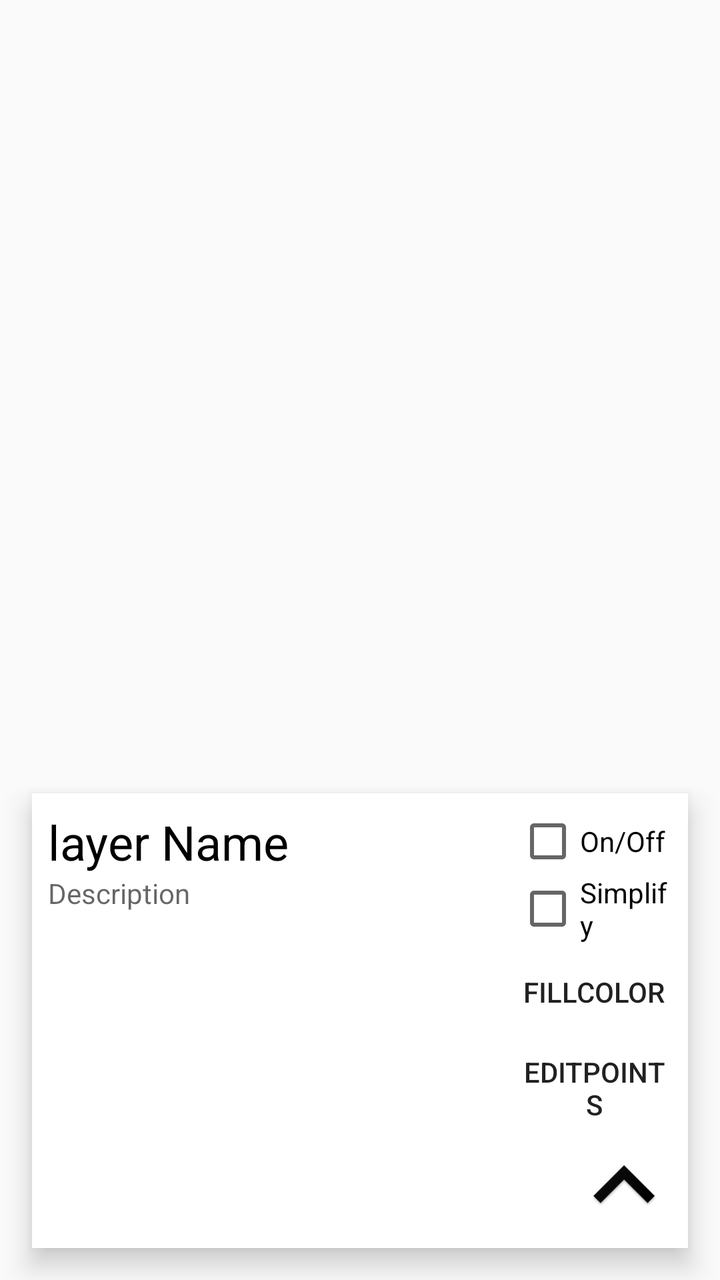
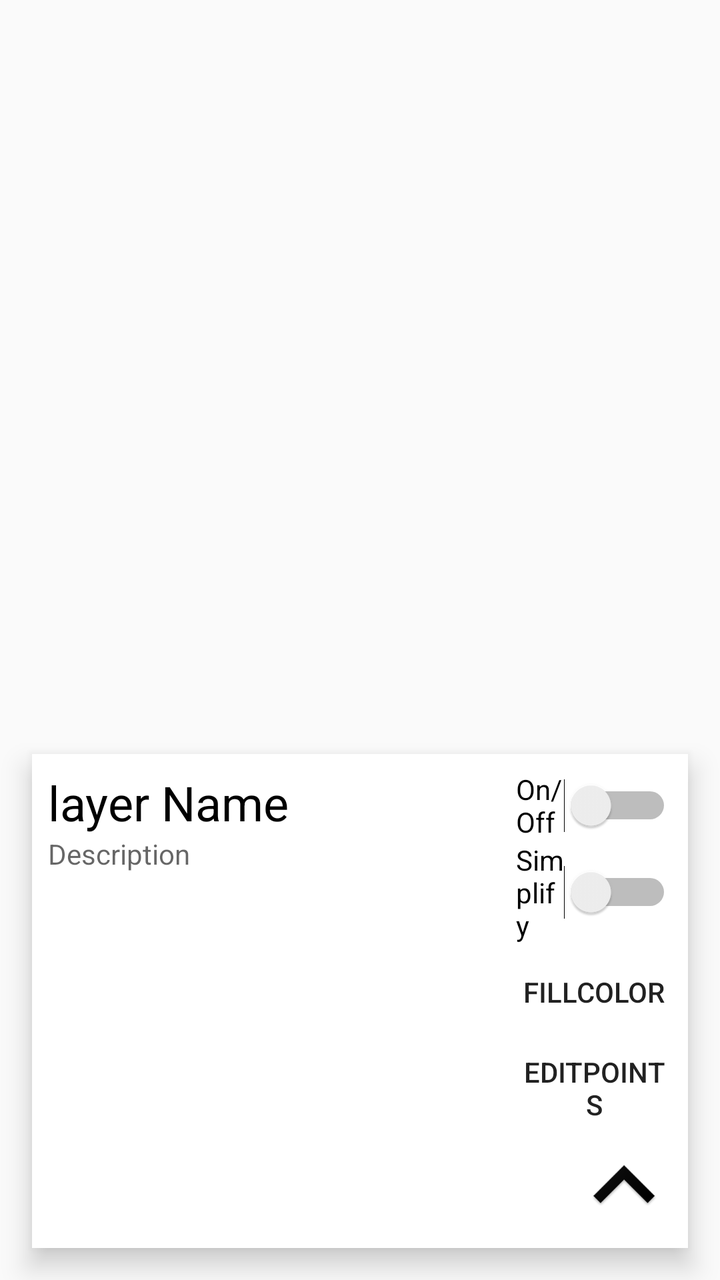

Compare the two renders of this Android layout. The source of the first and the diff that turns it into the second are given below.
<!-- AndroidManifest.xml: application theme AppTheme.NoActionBar -->
<!-- res/layout/marker_layer_details.xml -->
<?xml version="1.0" encoding="utf-8"?>
<android.support.constraint.ConstraintLayout xmlns:android="http://schemas.android.com/apk/res/android"
    android:layout_width="match_parent"
    android:layout_height="match_parent"
    xmlns:app="http://schemas.android.com/apk/res-auto"
    android:visibility="visible">

    <LinearLayout
        android:layout_width="match_parent"
        android:layout_height="wrap_content"
        android:orientation="horizontal"
        android:padding="@dimen/card_view_detail_point_padding"
        android:layout_margin="@dimen/card_view_detail_point_margin"
        android:layout_marginBottom="0dp"
        app:layout_constraintBottom_toBottomOf="parent"
        android:background="@android:color/white"
        android:elevation="8dp">

        <LinearLayout
            android:layout_width="match_parent"
            android:layout_height="match_parent"
            android:layout_weight="1"
            android:orientation="vertical">

            <TextView
                android:layout_width="wrap_content"
                android:layout_height="wrap_content"
                android:textSize="24sp"
                android:textColor="@android:color/black"
                android:text="layer Name" />

            <TextView
                android:layout_width="match_parent"
                android:layout_height="match_parent"
                android:hint="Description"/>

        </LinearLayout>
        <LinearLayout
            android:layout_width="match_parent"
            android:layout_height="wrap_content"
            android:orientation="vertical"
            android:layout_weight="3">
            <CheckBox
                android:layout_width="wrap_content"
                android:layout_height="wrap_content"
                android:text="On/Off"/>
            <CheckBox
                android:layout_width="wrap_content"
                android:layout_height="wrap_content"
                android:text="Simplify"/>
            <Button
                android:layout_width="wrap_content"
                android:layout_height="wrap_content"
                android:background="@android:color/transparent"
                android:text="FillColor"/>

            <Button
                android:layout_width="wrap_content"
                android:layout_height="wrap_content"
                android:background="@android:color/transparent"
                android:text="EditPoints"/>

            <ImageButton
                android:layout_width="wrap_content"
                android:layout_height="wrap_content"
                android:background="@android:color/transparent"
                android:src="@mipmap/ic_show_less"
                android:layout_gravity="right|bottom"/>
        </LinearLayout>
    </LinearLayout>

</android.support.constraint.ConstraintLayout>
<!-- resources referenced by this layout -->
<resources>
  <dimen name="card_view_detail_point_margin">16dp</dimen>
  <dimen name="card_view_detail_point_padding">8dp</dimen>
  <!-- mipmap ic_show_less: png bitmap (mipmap-hdpi, 1665 bytes) -->
  <style name="AppTheme.NoActionBar" parent="Theme.AppCompat.Light.DarkActionBar">
          <item name="windowActionBar">false</item>
          <item name="windowNoTitle">true</item>
  
      </style>
</resources>

<!-- the commit's change to res/layout/marker_layer_details.xml (unified diff, before → after) -->
@@ -40,11 +40,11 @@
             android:layout_height="wrap_content"
             android:orientation="vertical"
             android:layout_weight="3">
-            <CheckBox
+            <Switch
                 android:layout_width="wrap_content"
                 android:layout_height="wrap_content"
                 android:text="On/Off"/>
-            <CheckBox
+            <Switch
                 android:layout_width="wrap_content"
                 android:layout_height="wrap_content"
                 android:text="Simplify"/>
